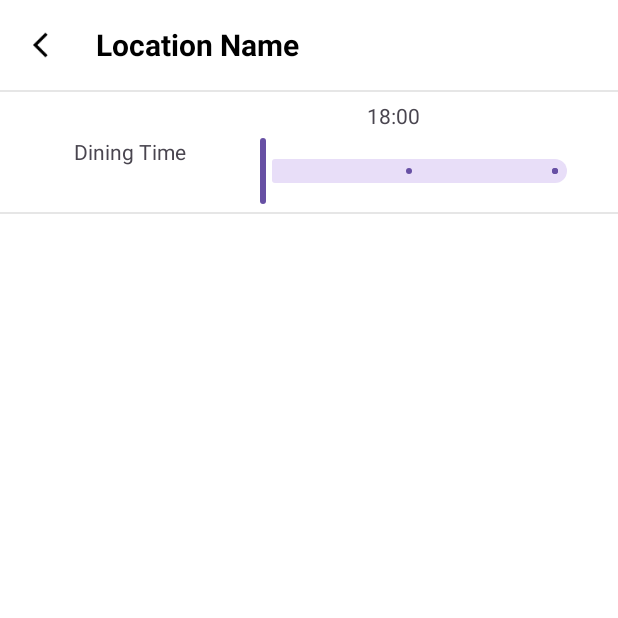
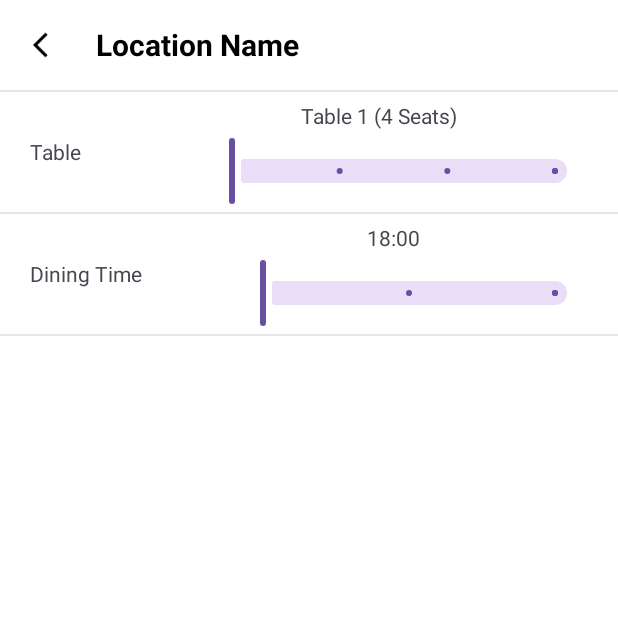
Before and after one commit to mzst-26/Don-tJustEat, an Android app: the booking_summary screen opened directly, with no data from a screen before it, on a phone screen of 412 x 824 dp, the top half of it. Run offline under Robolectric (Android 15) with nearby library versions, the phone set to English and light mode, and no system bars.

Commit message:
Add table selection with dynamic dining times
Introduced a table selection slider and refactored the booking summary logic to support different available dining times per table. Updated the layout to include a new slider and text view for table selection, and adjusted the dining time slider to update dynamically based on the selected table. Improved code structure for maintainability and future database integration.

```diff
--- a/app/src/main/java/com/example/dontjusteat/booking_summary.java
+++ b/app/src/main/java/com/example/dontjusteat/booking_summary.java
@@ -10,21 +10,62 @@ import com.google.android.material.slider.LabelFormatter;
 import com.google.android.material.slider.Slider;
 
 public class booking_summary extends AppCompatActivity {
-    private final String[] timeOptions = {"18:00", "18:30", "19:00"};
+
+    // --- Data Structures ---
+    private static class TableOptions {
+        String name;
+        int size;
+        String[] availableTimes;
+
+
+
+        TableOptions(String name, int size, String[] availableTimes) {
+            this.name = name;
+            this.size = size;
+            this.availableTimes = availableTimes;
+        }
+    }
+
+    // --- states & Data ---
+    private TableOptions[] availableTables;
+    private String[] currentTimeOptions; // mutable list of times based on selected table
+
+    // --- Ui Components ---
+    private TextView tvDiningTime;
+    private Slider sliderDiningTime;
+    private TextView tvTableName;
 
     @Override
     protected void onCreate(Bundle savedInstanceState) {
         super.onCreate(savedInstanceState);
         setContentView(R.layout.booking_summary);
 
+        // get initial mock data
+        initData();
+
         // Orchestrator: Initialize separate functional modules
         initializeNavigationService();
-        initializeDiningTimeService();
+        initializeDiningTimeService(); // Must be init first to setup views
+        initializeTableService();      // Depends on Dining Time Service
     }
 
+    //I will later replace this with the database data
+    private void initData() {
+        // different tables have different available times
+        availableTables = new TableOptions[]{
+                new TableOptions("Table 1 (4 Seats)", 4, new String[]{"18:00", "19:00", "20:00"}),
+                new TableOptions("Table 2 (2 Seats)", 2, new String[]{"17:30", "18:30", "21:00"}),
+                new TableOptions("Table 3 (6 Seats)", 6, new String[]{"19:00", "20:00"}),
+                new TableOptions("Table 4 (4 Seats)", 4, new String[]{"20:00", "20:30", "21:00", "21:30"})
+        };
+        // Default to first table's times
+        currentTimeOptions = availableTables[0].availableTimes;
+    }
+
+    //I have put the code in sections to make it clean and easy to navigate when trying to edit.
+    // I will later do the same with the rest of the code
     /**
-     * Section 1: naivatoin or routing Service
-     * Handles header interactions and navigation logic.
+     * Section 1: navigation
      */
     private void initializeNavigationService() {
         ImageView backButton = findViewById(R.id.back_button);
@@ -32,45 +73,110 @@ public class booking_summary extends AppCompatActivity {
     }
 
     /**
-     * Section 2: dining Time Service
-     * This handles the business logic for time selection, UI updates, and slider configuration.
+     * Section 2: Dining Time Service
+     * this will handle time selection logic.
      */
     private void initializeDiningTimeService() {
-        // Bind Views
-        TextView tvDiningTime = findViewById(R.id.tv_dining_time);
-        Slider sliderDiningTime = findViewById(R.id.slider_dining_time);
+        //get elements from layout
+        tvDiningTime = findViewById(R.id.tv_dining_time);
+        sliderDiningTime = findViewById(R.id.slider_dining_time);
 
-        // 1. Set Initial State
-        tvDiningTime.setText(timeOptions[0]);
+        // first configuration
+        updateDiningTimeUI();
 
-        // 2. Configure Formatter (UI Presentation)
-        sliderDiningTime.setLabelFormatter(new LabelFormatter() {
-            @Override
-            public String getFormattedValue(float value) {
-                int index = (int) value;
-                if (isTimeOptionValidIndex(index)) {
-                    return timeOptions[index];
-                }
-                return "";
+        // formatter
+        sliderDiningTime.setLabelFormatter(value -> {
+            // converting the slider value to index
+            int index = (int) value;
+
+            if (isTimeOptionValidIndex(index)) {
+                return currentTimeOptions[index];
             }
+            return "";
         });
 
-        // 3. Configure Listener (Interaction Logic)
-        sliderDiningTime.addOnChangeListener(new Slider.OnChangeListener() {
-            @Override
-            public void onValueChange(Slider slider, float value, boolean fromUser) {
-                int index = (int) value;
-                if (isTimeOptionValidIndex(index)) {
-                    tvDiningTime.setText(timeOptions[index]);
-                }
+        // listener
+        // slider value changes to show the selected time for booking
+        sliderDiningTime.addOnChangeListener((slider, value, fromUser) -> {
+            int index = (int) value;
+            if (isTimeOptionValidIndex(index)) {
+                // update the text view with the selected time
+                tvDiningTime.setText(currentTimeOptions[index]);
             }
         });
     }
 
-    // Helper method to ensure data integrity
-    private boolean isTimeOptionValidIndex(int index) {
-        return index >= 0 && index < timeOptions.length;
+    /**
+     * Section 3: table service
+     *  to handle table selection logic.
+     */
+    private void initializeTableService() {
+        //get elements from layout
+        tvTableName = findViewById(R.id.tv_table_name);
+        Slider sliderTable = findViewById(R.id.slider_table_selection);
+
+        //set slider based on number of tables available
+        sliderTable.setValueFrom(0);
+        sliderTable.setValueTo(availableTables.length - 1); // this would be the index of the last table
+        sliderTable.setStepSize(1);
+        sliderTable.setValue(0);
+
+        // default initial text
+        tvTableName.setText(availableTables[0].name);
+
+        // formatter
+        // slider value changes to show the selected table for booking
+        sliderTable.setLabelFormatter(value -> {
+            int index = (int) value;
+            if (index >= 0 && index < availableTables.length) {
+                //update the text view with the selected table
+                return availableTables[index].name;
+            }
+            return "";
+        });
+
+        // Listener then update times when table changes
+        sliderTable.addOnChangeListener((slider, value, fromUser) -> {
+            int index = (int) value;
+            // update the text view with the selected table
+            if (index >= 0 && index < availableTables.length) {
+                TableOptions selectedTable = availableTables[index];
+                tvTableName.setText(selectedTable.name);
+
+                // this is the helper logic that fetchs times for this table and update the other slider
+                updateDiningTimes(selectedTable.availableTimes);
+            }
+        });
     }
 
 
+
+    //called when a table is selected to refresh the time slider
+    private void updateDiningTimes(String[] newTimes) {
+        // update the times
+        this.currentTimeOptions = newTimes;
+
+        // Reset slider value first to avoid out-of-bounds
+        sliderDiningTime.setValue(0);
+
+        // Update range, this will set the range to the length of the new times
+        sliderDiningTime.setValueTo(Math.max(0, newTimes.length - 1));
+
+        // update UI text
+        updateDiningTimeUI();
+    }
+
+    // update the text view with the selected time
+    private void updateDiningTimeUI() {
+        if (currentTimeOptions.length > 0) {
+            tvDiningTime.setText(currentTimeOptions[0]);
+        } else {
+            tvDiningTime.setText("N/A");
+        }
+    }
+
+    // helper method to check if the index is valid to avoid out-of-bound
+    private boolean isTimeOptionValidIndex(int index) {
+        return index >= 0 && index < currentTimeOptions.length;
+    }
 }
--- a/app/src/main/res/layout/booking_summary.xml
+++ b/app/src/main/res/layout/booking_summary.xml
@@ -41,7 +41,7 @@
 
     <!--divider-->
     <View
-        android:id="@+id/divider"
+        android:id="@+id/divider_header"
         android:layout_width="match_parent"
         android:layout_height="1.5dp"
         android:background="#E6E6E6"
@@ -57,8 +57,9 @@
         android:layout_height="wrap_content"
         android:orientation="vertical"
         android:gravity="center_horizontal"
-        app:layout_constraintTop_toBottomOf="@+id/divider"
+        app:layout_constraintTop_toBottomOf="@+id/divider_header"
         >
+
 
     <!--summary syb-container-->
     <LinearLayout
@@ -66,22 +67,77 @@
         android:layout_height="wrap_content"
         android:orientation="vertical"
         android:gravity="center_horizontal"
-        app:layout_constraintTop_toBottomOf="@+id/divider"
         >
-        <!--Summary item -->
+
+        <!-- Table Selection -->
         <LinearLayout
             android:layout_width="match_parent"
             android:layout_height="80dp"
             android:orientation="horizontal"
             android:gravity="center_vertical"
-
-        >
+            >
 
             <TextView
                 android:layout_width="wrap_content"
                 android:layout_height="match_parent"
                 android:layout_weight="1"
+                android:gravity="center_vertical"
+                android:paddingLeft="20dp"
+                android:text="Table" />
+
+
+            <LinearLayout
+                android:layout_width="200dp"
+                android:layout_height="match_parent"
+                android:layout_weight="1"
                 android:gravity="center"
+                android:orientation="vertical"
+                android:paddingRight="20dp"
+                >
+                <TextView
+                    android:id="@+id/tv_table_name"
+                    android:layout_width="wrap_content"
+                    android:layout_height="wrap_content"
+                    android:layout_weight="0.5"
+                    android:text="Table 1"
+                    android:gravity="center"
+                    android:paddingRight="20dp"
+                    />
+
+                <com.google.android.material.slider.Slider
+                    android:id="@+id/slider_table_selection"
+                    android:layout_width="match_parent"
+                    android:layout_height="wrap_content"
+                    android:layout_weight="0.5"
+                    android:valueFrom="0.0"
+                    android:valueTo="3.0"
+                    android:stepSize="1.0"
+                    android:value="0.0"
+                    />
+
+            </LinearLayout>
+        </LinearLayout>
+
+        <!--divider-->
+        <View
+            android:layout_width="match_parent"
+            android:layout_height="1.5dp"
+            android:background="#E6E6E6"
+            />
+
+        <!--Dining Time Selection -->
+        <LinearLayout
+            android:layout_width="match_parent"
+            android:layout_height="80dp"
+            android:orientation="horizontal"
+            android:gravity="center_vertical"
+            >
+
+            <TextView
+                android:layout_width="wrap_content"
+                android:layout_height="match_parent"
+                android:layout_weight="1"
+                android:gravity="center_vertical"
                 android:paddingLeft="20dp"
                 android:text="Dining Time" />
 
@@ -116,29 +172,17 @@
                     />
 
             </LinearLayout>
-
-
         </LinearLayout>
 
         <!--divider-->
         <View
-            android:id="@+id/divider"
             android:layout_width="match_parent"
             android:layout_height="1.5dp"
             android:background="#E6E6E6"
-            app:layout_constraintTop_toBottomOf="@+id/header_container"
-            app:layout_constraintStart_toStartOf="parent"
-            app:layout_constraintEnd_toEndOf="parent"
             />
 
 
-
-
-
     </LinearLayout>
-
-
-
 
 
     </LinearLayout>
```
